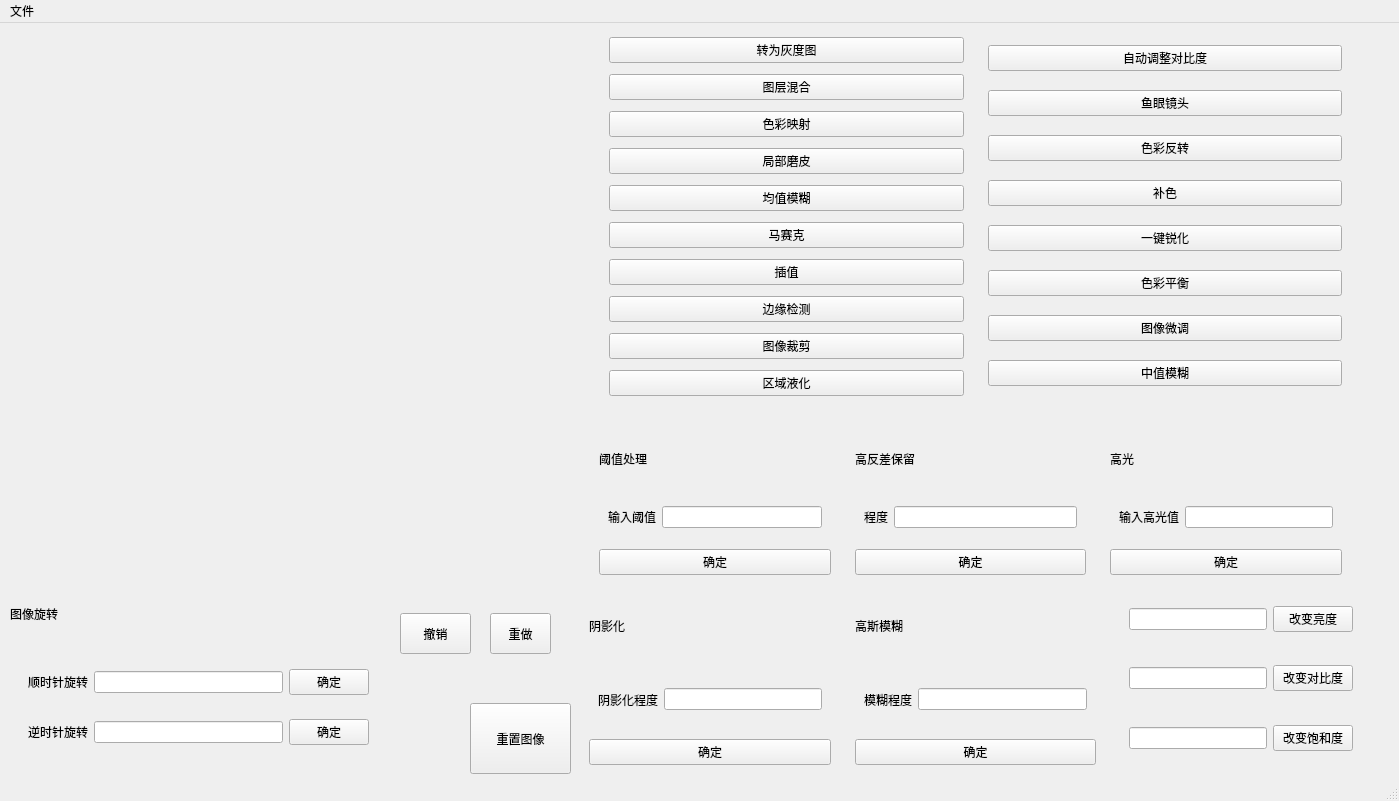
First picture: the form in ImageWithUI/mainwindow.ui, repository Obj4ct/ImageWithUI, before the edit.
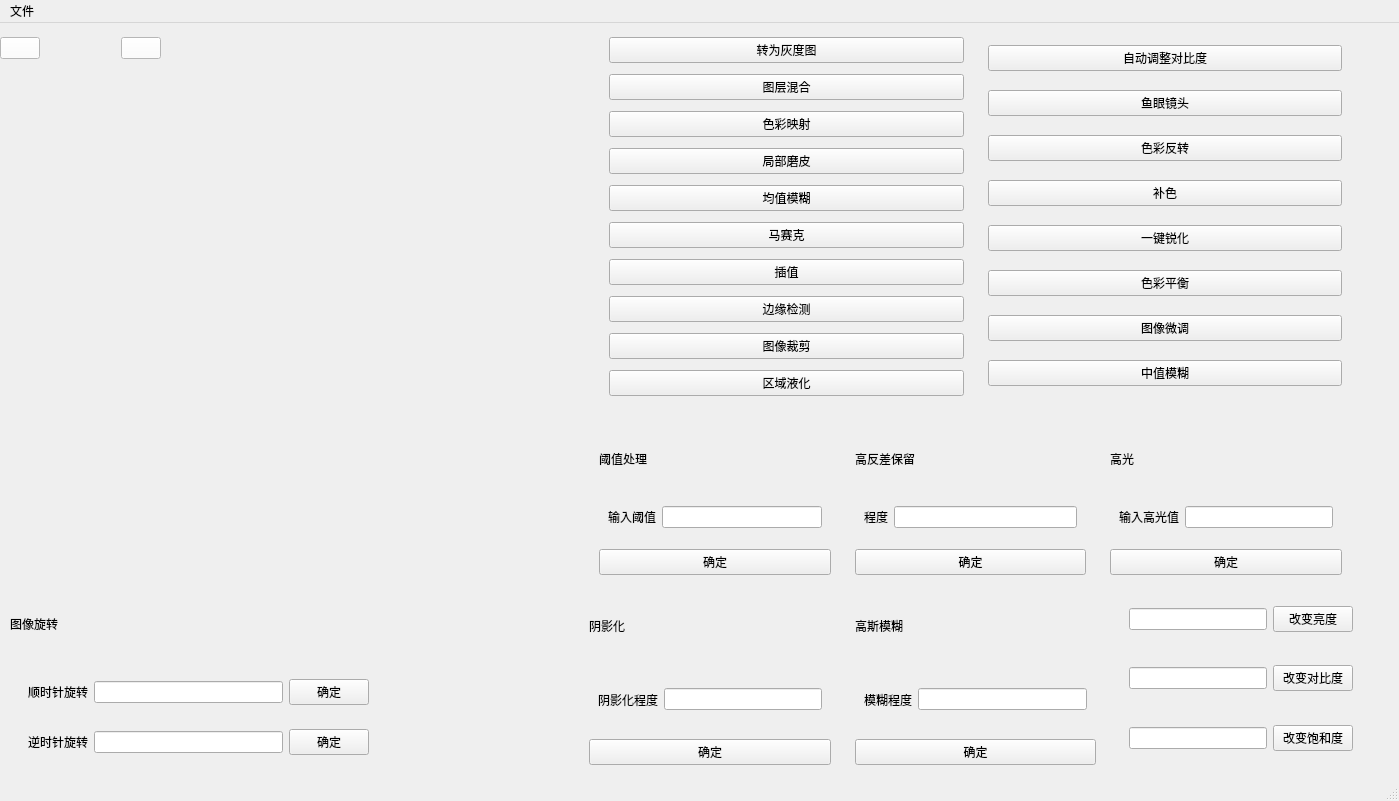
Second picture: the form after the edit. Icons and pictures are not drawn.

Patch:
```diff
--- a/ImageWithUI/mainwindow.ui
+++ b/ImageWithUI/mainwindow.ui
@@ -17,7 +17,7 @@
    <widget class="QLabel" name="imageLabel">
     <property name="geometry">
      <rect>
-      <x>20</x>
+      <x>10</x>
       <y>40</y>
       <width>512</width>
       <height>512</height>
@@ -465,7 +465,7 @@
     <property name="geometry">
      <rect>
       <x>10</x>
-      <y>560</y>
+      <y>570</y>
       <width>561</width>
       <height>191</height>
      </rect>
@@ -541,45 +541,56 @@
       </item>
      </layout>
     </widget>
-    <widget class="QPushButton" name="btn_resetAll">
+   </widget>
+   <widget class="QWidget" name="widget_operation" native="true">
      <property name="geometry">
       <rect>
-       <x>460</x>
-       <y>120</y>
-       <width>101</width>
-       <height>71</height>
-      </rect>
-     </property>
-     <property name="text">
-      <string>重置图像</string>
-     </property>
-    </widget>
+      <x>0</x>
+      <y>0</y>
+      <width>161</width>
+      <height>51</height>
+     </rect>
+    </property>
+    <layout class="QHBoxLayout" name="horizontalLayout_14">
+     <item>
     <widget class="QPushButton" name="btn_undo">
-     <property name="geometry">
-      <rect>
-       <x>390</x>
-       <y>30</y>
-       <width>71</width>
-       <height>41</height>
-      </rect>
+       <property name="styleSheet">
+        <string notr="true">image: url(:/icon/undo.png);
+background-color: rgb(255, 255, 255);</string>
      </property>
      <property name="text">
-      <string>撤销</string>
-     </property>
-    </widget>
-    <widget class="QPushButton" name="btn_redo">
-     <property name="geometry">
-      <rect>
-       <x>480</x>
-       <y>30</y>
-       <width>61</width>
-       <height>41</height>
-      </rect>
-     </property>
+        <string/>
+       </property>
+       <property name="checkable">
+        <bool>false</bool>
+       </property>
+      </widget>
+     </item>
+     <item>
+      <spacer name="horizontalSpacer">
+       <property name="orientation">
+        <enum>Qt::Horizontal</enum>
+       </property>
+       <property name="sizeHint" stdset="0">
+        <size>
+         <width>40</width>
+         <height>20</height>
+        </size>
+       </property>
+      </spacer>
+     </item>
+     <item>
+      <widget class="QPushButton" name="btn_resetAll">
+       <property name="styleSheet">
+        <string notr="true">background-color: rgb(255, 255, 255);
+image: url(:/icon/reset.png);</string>
+       </property>
      <property name="text">
-      <string>重做</string>
-     </property>
-    </widget>
+        <string/>
+       </property>
+      </widget>
+     </item>
+    </layout>
    </widget>
   </widget>
   <widget class="QMenuBar" name="menubar">
```
Left out of the diff: 8 changed lines with no effect on the pictures. Lines whose indentation alone changed are shown as unchanged.
